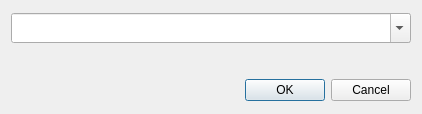
Qt form gui/uic_imports/dlg_social_media_auswahl.ui (Ernie1412/Datei_info_Creator) before a commit.
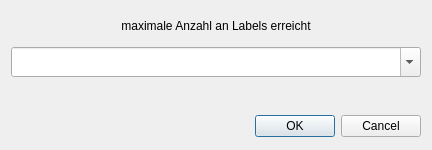
The same form after that commit. Custom widgets are drawn as their Qt base class.

What changed in the file:
```diff
--- a/gui/uic_imports/dlg_social_media_auswahl.ui
+++ b/gui/uic_imports/dlg_social_media_auswahl.ui
@@ -6,8 +6,8 @@
    <rect>
     <x>0</x>
     <y>0</y>
-    <width>418</width>
-    <height>112</height>
+    <width>428</width>
+    <height>148</height>
    </rect>
   </property>
   <property name="windowTitle">
@@ -15,6 +15,28 @@
   </property>
   <layout class="QGridLayout" name="gridLayout">
    <item row="0" column="0">
+    <widget class="QLabel" name="lbl_maxlabels">
+     <property name="minimumSize">
+      <size>
+       <width>410</width>
+       <height>30</height>
+      </size>
+     </property>
+     <property name="maximumSize">
+      <size>
+       <width>410</width>
+       <height>30</height>
+      </size>
+     </property>
+     <property name="text">
+      <string>maximale Anzahl an Labels erreicht</string>
+     </property>
+     <property name="alignment">
+      <set>Qt::AlignCenter</set>
+     </property>
+    </widget>
+   </item>
+   <item row="1" column="0">
     <widget class="CustomComboBoxCheckIcon" name="cBox_socialmedia">
      <property name="sizePolicy">
       <sizepolicy hsizetype="Expanding" vsizetype="Fixed">
@@ -24,14 +46,14 @@
      </property>
      <property name="minimumSize">
       <size>
-       <width>400</width>
+       <width>410</width>
        <height>30</height>
       </size>
      </property>
      <property name="maximumSize">
       <size>
-       <width>400</width>
-       <height>25</height>
+       <width>410</width>
+       <height>30</height>
       </size>
      </property>
      <property name="editable">
@@ -64,22 +86,6 @@
     </widget>
    </item>
    <item row="2" column="0">
-    <widget class="QDialogButtonBox" name="buttonBox">
-     <property name="minimumSize">
-      <size>
-       <width>0</width>
-       <height>25</height>
-      </size>
-     </property>
-     <property name="orientation">
-      <enum>Qt::Horizontal</enum>
-     </property>
-     <property name="standardButtons">
-      <set>QDialogButtonBox::Cancel|QDialogButtonBox::Ok</set>
-     </property>
-    </widget>
-   </item>
-   <item row="1" column="0">
     <layout class="QHBoxLayout" name="horizontalLayout">
      <item>
       <widget class="QLabel" name="lbl_socialmedia_1">
@@ -252,27 +258,24 @@
        </property>
       </widget>
      </item>
-     <item>
-      <widget class="QLabel" name="lbl_socialmedia_10">
-       <property name="minimumSize">
-        <size>
-         <width>25</width>
-         <height>25</height>
-        </size>
-       </property>
-       <property name="maximumSize">
-        <size>
-         <width>25</width>
-         <height>25</height>
-        </size>
-       </property>
-       <property name="text">
-        <string/>
-       </property>
-      </widget>
-     </item>
     </layout>
    </item>
+   <item row="3" column="0">
+    <widget class="QDialogButtonBox" name="buttonBox">
+     <property name="minimumSize">
+      <size>
+       <width>0</width>
+       <height>25</height>
+      </size>
+     </property>
+     <property name="orientation">
+      <enum>Qt::Horizontal</enum>
+     </property>
+     <property name="standardButtons">
+      <set>QDialogButtonBox::Cancel|QDialogButtonBox::Ok</set>
+     </property>
+    </widget>
+   </item>
   </layout>
  </widget>
  <customwidgets>
```
Left out of the diff: 22 changed lines with no effect on the pictures.
